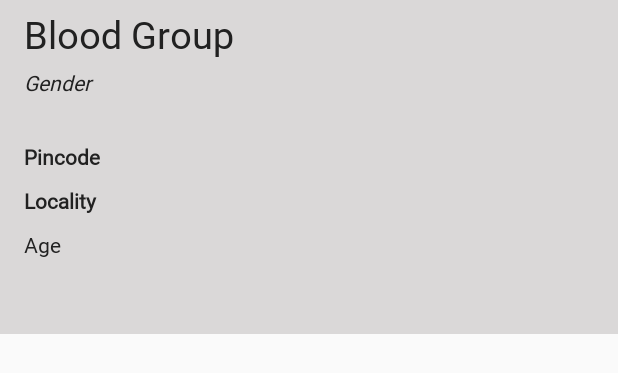
After one commit to sehaj-79/Sudo-Hacks-Android, an Android app: the layout blood_donor_item.xml on its own in the app's theme, with its tools: preview values and no code run, on a phone screen of 412 x 824 dp. The commit adds this screen. Shown: the top 373 px of the screen. Run offline under Robolectric (Android 15) with nearby library versions, the phone set to English and light mode, and no system bars.

Commit message:
Blood Activity Java

```diff
--- a/app/build.gradle
+++ b/app/build.gradle
@@ -40,6 +40,7 @@ dependencies {
     implementation 'com.google.firebase:firebase-analytics:17.4.2'
     implementation 'androidx.cardview:cardview:1.0.0'
     implementation 'com.rengwuxian.materialedittext:library:2.1.4'
+    implementation 'com.firebaseui:firebase-ui-database:6.1.0'
     implementation 'com.github.bumptech.glide:glide:4.8.0'
     implementation 'com.github.rey5137:material:1.2.5'
     implementation 'io.paperdb:paperdb:2.7.1'
--- /dev/null
+++ b/app/src/main/res/layout/blood_donor_item.xml
@@ -0,0 +1,107 @@
+<?xml version="1.0" encoding="utf-8"?>
+<RelativeLayout
+    xmlns:android="http://schemas.android.com/apk/res/android"
+    xmlns:app="http://schemas.android.com/apk/res-auto"
+    xmlns:tools="http://schemas.android.com/tools"
+    android:layout_width="match_parent"
+    android:layout_height="wrap_content"
+    android:background="#DAD8D8">
+
+
+    <TextView
+        android:id="@+id/bd_item_bloodgroup"
+        android:layout_width="wrap_content"
+        android:layout_height="wrap_content"
+        android:layout_alignParentStart="true"
+        android:layout_alignParentTop="true"
+        android:layout_alignParentEnd="true"
+        android:layout_marginEnd="20dp"
+        android:layout_marginStart="16dp"
+        android:layout_marginTop="5dp"
+        android:fontFamily="@font/helveticaneue"
+        android:text="Blood Group"
+        android:textColor="#212121"
+        android:textSize="25sp"
+        app:layout_constraintBottom_toBottomOf="parent"
+        app:layout_constraintHorizontal_bias="0.0"
+        app:layout_constraintStart_toStartOf="parent"
+        app:layout_constraintTop_toTopOf="parent" />
+
+    <TextView
+        android:layout_alignParentEnd="true"
+        android:layout_marginEnd="20dp"
+        android:layout_alignParentStart="true"
+        android:layout_marginStart="16dp"
+        android:layout_below="@+id/bd_item_bloodgroup"
+        android:id="@+id/bd_item_gender"
+        android:layout_width="wrap_content"
+        android:layout_height="wrap_content"
+        android:layout_marginTop="5dp" android:fontFamily="@font/helveticaneue"
+        android:text="Gender"
+        android:textColor="#212121"
+        android:textStyle="italic"
+        app:layout_constraintBottom_toBottomOf="parent"
+        app:layout_constraintHorizontal_bias="0.0"
+        app:layout_constraintStart_toStartOf="@+id/bd_item_bloodgroup"
+        app:layout_constraintTop_toBottomOf="@+id/bd_item_bloodgroup" />
+
+    <TextView
+        android:layout_below="@+id/bd_item_gender"
+        android:id="@+id/bd_item_pincode"
+        android:layout_marginStart="16dp"
+        android:layout_alignParentStart="true"
+        android:layout_alignParentEnd="true"
+        android:layout_marginEnd="20dp"
+        android:layout_width="wrap_content"
+        android:layout_height="wrap_content"
+        android:layout_marginTop="30dp"
+        android:fontFamily="@font/helveticaneue"
+        android:text="Pincode"
+        android:textColor="#212121"
+        app:layout_constraintBottom_toBottomOf="parent"
+        android:textStyle="bold"
+        app:layout_constraintHorizontal_bias="0.0"
+        app:layout_constraintStart_toStartOf="@+id/bd_item_gender"
+        app:layout_constraintTop_toBottomOf="@+id/bd_item_gender" />
+
+    <TextView
+        android:layout_below="@+id/bd_item_pincode"
+        android:id="@+id/bd_item_locality"
+        android:layout_width="wrap_content"
+        android:layout_height="wrap_content"
+        android:layout_marginStart="16dp"
+        android:layout_marginTop="10dp"
+        android:layout_alignParentStart="true"
+        android:layout_alignParentEnd="true"
+        android:layout_marginEnd="20dp"
+        android:fontFamily="@font/helveticaneue"
+        android:textStyle="bold"
+        android:text="Locality"
+        android:textColor="#212121"
+        app:layout_constraintBottom_toBottomOf="parent"
+        app:layout_constraintHorizontal_bias="0.0"
+        app:layout_constraintStart_toStartOf="@+id/bd_item_pincode"
+        app:layout_constraintTop_toBottomOf="@+id/bd_item_pincode" />
+
+    <TextView
+        android:id="@+id/bd_item_age"
+        android:layout_width="wrap_content"
+        android:layout_height="wrap_content"
+        android:layout_below="@+id/bd_item_locality"
+        android:layout_alignParentStart="true"
+        android:layout_alignParentEnd="true"
+        android:layout_marginStart="16dp"
+        android:layout_marginTop="10dp"
+        android:layout_marginEnd="16dp"
+        android:layout_marginBottom="50dp"
+        android:fontFamily="@font/helveticaneue"
+        android:text="Age"
+        android:textColor="#212121"
+        app:layout_constraintBottom_toBottomOf="parent"
+        app:layout_constraintEnd_toEndOf="parent"
+        app:layout_constraintHorizontal_bias="0.0"
+        app:layout_constraintStart_toStartOf="@+id/bd_item_locality"
+        app:layout_constraintTop_toBottomOf="@+id/bd_item_locality" />
+
+
+</RelativeLayout>
```
Also changed, not shown: app/src/main/java/Adapter/BloodDonorAdapter.java (added, +74 -0 lines), app/src/main/java/Model/BloodDonors.java (added, +64 -0 lines), app/src/main/java/Model/User.java (added, +91 -0 lines), app/src/main/java/Prevalent/Prevalent.java (added, +17 -0 lines), app/src/main/java/com/aliferous/sudohacksandroid/BloodActivity.java (+114 -0 lines).
